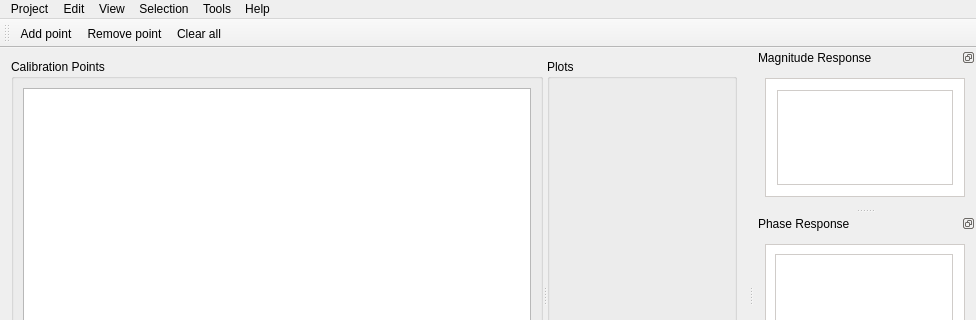
This is VdcEditorWindow.ui in timschneeb/DDCToolbox as Qt 5 draws it before an edit; both pictures show x 0 to 976 and y 0 to 320 of the 976 by 541 pixel window. The edited form follows.
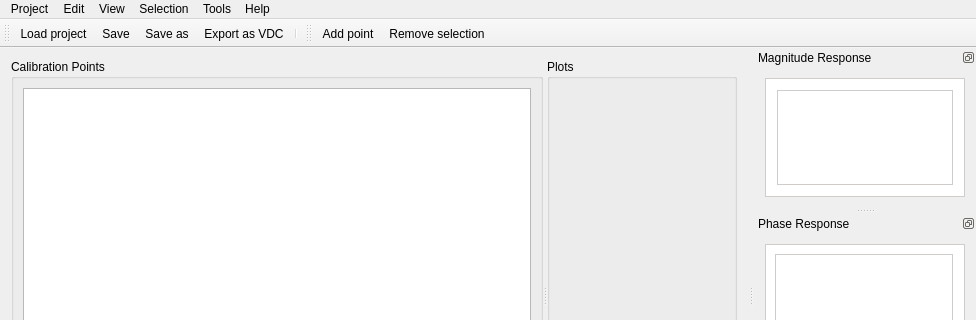
This is the edited form. Icons and pictures are not drawn. Custom widgets are drawn as their Qt base class.

Patch:
```diff
--- a/VdcEditorWindow.ui
+++ b/VdcEditorWindow.ui
@@ -93,15 +93,26 @@
    <property name="windowTitle">
     <string>General Toolbar</string>
    </property>
+   <property name="iconSize">
+    <size>
+     <width>16</width>
+     <height>16</height>
+    </size>
+   </property>
+   <property name="toolButtonStyle">
+    <enum>Qt::ToolButtonIconOnly</enum>
+   </property>
    <attribute name="toolBarArea">
     <enum>TopToolBarArea</enum>
    </attribute>
    <attribute name="toolBarBreak">
     <bool>false</bool>
    </attribute>
-   <addaction name="actionAdd_Point"/>
-   <addaction name="actionRemove_Point"/>
-   <addaction name="actionClear_all"/>
+   <addaction name="actionOpen"/>
+   <addaction name="actionSave"/>
+   <addaction name="actionSaveAs"/>
+   <addaction name="actionExport_as_VDC"/>
+   <addaction name="separator"/>
   </widget>
   <widget class="QMenuBar" name="menuBar">
    <property name="geometry">
@@ -330,13 +341,32 @@
     </layout>
    </widget>
   </widget>
+  <widget class="QToolBar" name="toolBar_point">
+   <property name="windowTitle">
+    <string>toolBar_2</string>
+   </property>
+   <property name="iconSize">
+    <size>
+     <width>16</width>
+     <height>16</height>
+    </size>
+   </property>
+   <property name="toolButtonStyle">
+    <enum>Qt::ToolButtonTextBesideIcon</enum>
+   </property>
+   <attribute name="toolBarArea">
+    <enum>TopToolBarArea</enum>
+   </attribute>
+   <attribute name="toolBarBreak">
+    <bool>false</bool>
+   </attribute>
+   <addaction name="actionAdd_Point"/>
+   <addaction name="actionRemove_Point"/>
+  </widget>
   <action name="actionAdd_Point">
    <property name="text">
     <string>Add point</string>
    </property>
-   <property name="iconText">
-    <string>Add point</string>
-   </property>
    <property name="toolTip">
     <string>Add point</string>
    </property>
@@ -346,7 +376,7 @@
   </action>
   <action name="actionRemove_Point">
    <property name="text">
-    <string>Remove point</string>
+    <string>Remove selection</string>
    </property>
    <property name="toolTip">
     <string>Remove selected point(s)</string>
```
Left out of the diff: 36 changed lines with no effect on the pictures.
